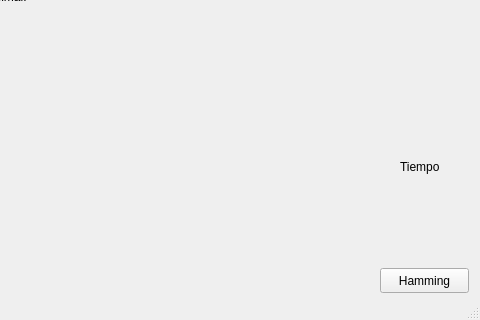
Before: the Qt Designer form src/ui/nrzi.ui in Skryfall/Tarea2_DL, drawn with Qt 5; both pictures show x 300 to 780 and y 81 to 401 of the 780 by 401 pixel window.
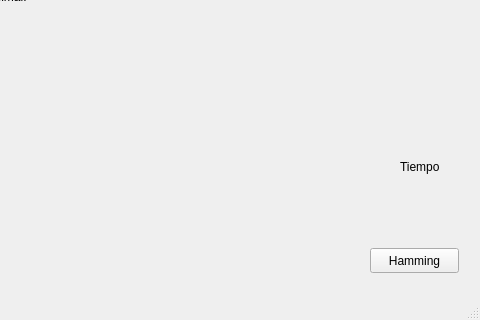
After: the same form once the commit is applied.

```diff
--- a/src/ui/nrzi.ui
+++ b/src/ui/nrzi.ui
@@ -17,8 +17,8 @@
    <widget class="QPushButton" name="toHamming">
     <property name="geometry">
      <rect>
-      <x>680</x>
-      <y>330</y>
+      <x>670</x>
+      <y>310</y>
       <width>89</width>
       <height>25</height>
      </rect>
```
